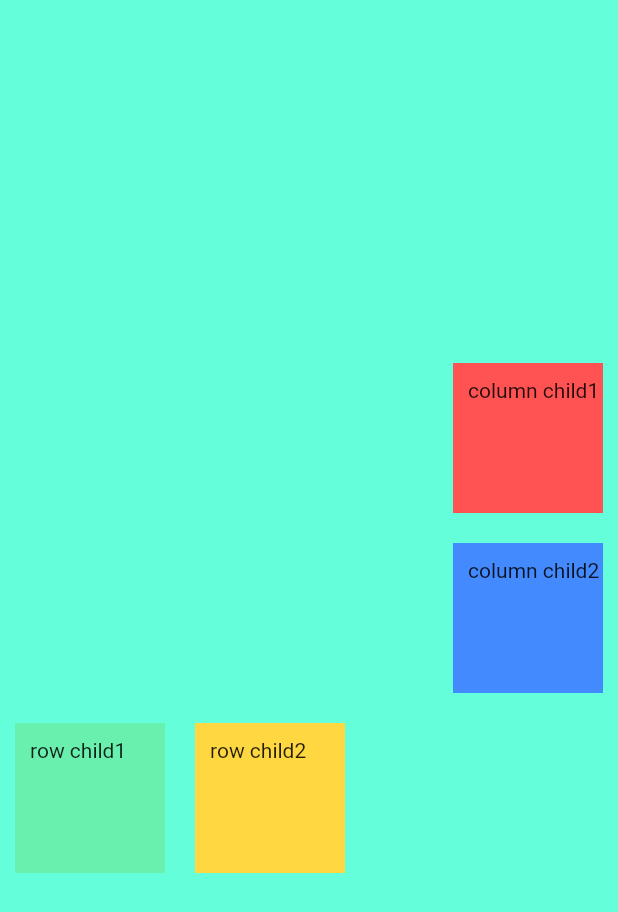
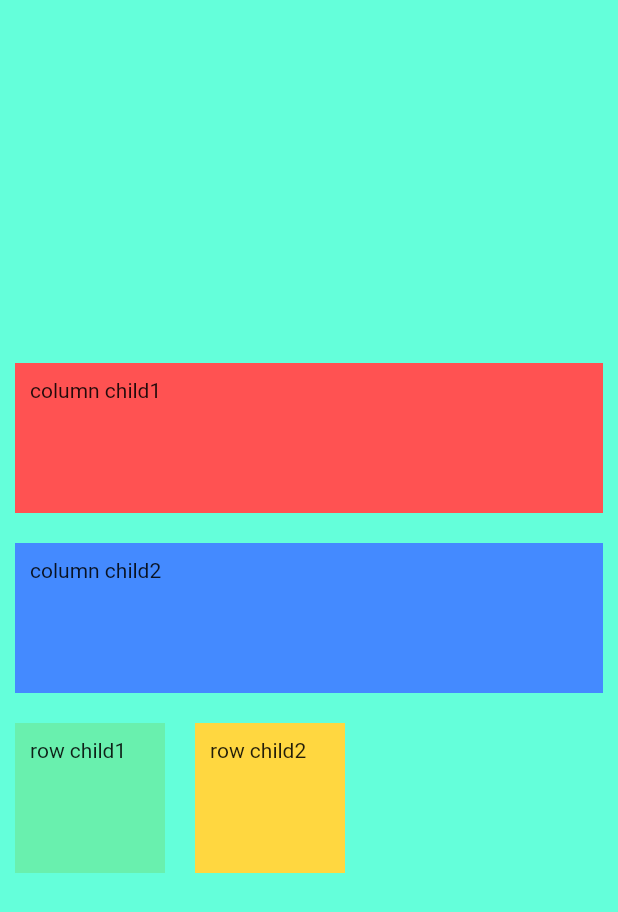
Before and after one commit to siddharth-kothari-spk/Flutter, a Flutter app: the screen it shows after launch, on a phone screen of 412 x 824 dp. Shown: the top 912 px of the screen. Run offline on Flutter 3.47's test engine with Material 2 defaults, Android fonts, the phone set to English and light mode, and no system bars.

Commit message:
all children stretch horizontally

```diff
--- a/mi_card_flutter-master/lib/main.dart
+++ b/mi_card_flutter-master/lib/main.dart
@@ -16,7 +16,7 @@ class MyApp extends StatelessWidget {
           child: Column(
             verticalDirection: VerticalDirection.down,
             mainAxisAlignment: MainAxisAlignment.center,
-            crossAxisAlignment: CrossAxisAlignment.end,
+            crossAxisAlignment: CrossAxisAlignment.stretch,
             children: [
               Container(
                 color: Colors.redAccent,
@@ -36,8 +36,7 @@ class MyApp extends StatelessWidget {
                     10, 10, 10, 10), // offset from edges of screen,
                 padding: EdgeInsets.only(left: 10, top: 10),
               ),
-              Row(
-                children: [
+              Row(children: [
                 Container(
                   color: Colors.greenAccent,
                   child: Text("row child1"),
@@ -56,8 +55,7 @@ class MyApp extends StatelessWidget {
                       10, 10, 10, 10), // offset from edges of screen,
                   padding: EdgeInsets.only(left: 10, top: 10),
                 ),
-                ],
-              )
+              ])
             ],
           ),
         ),
```
Lines whose indentation alone changed are shown as unchanged.
